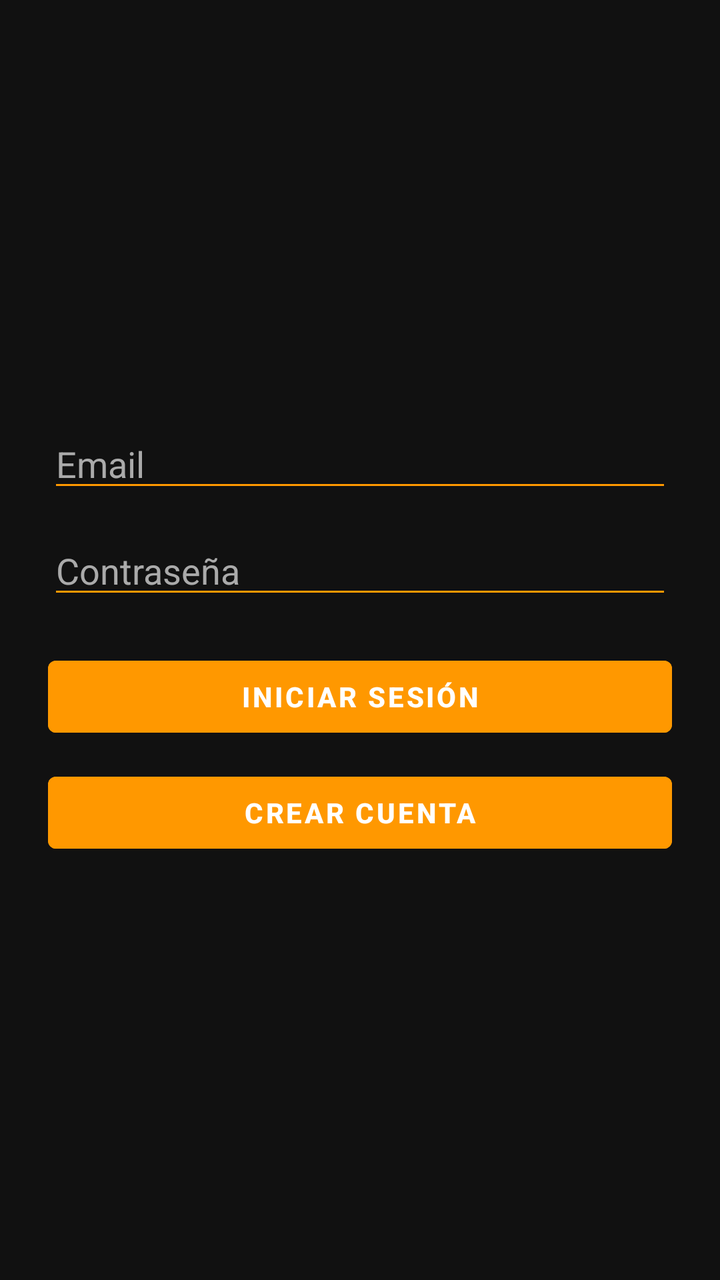
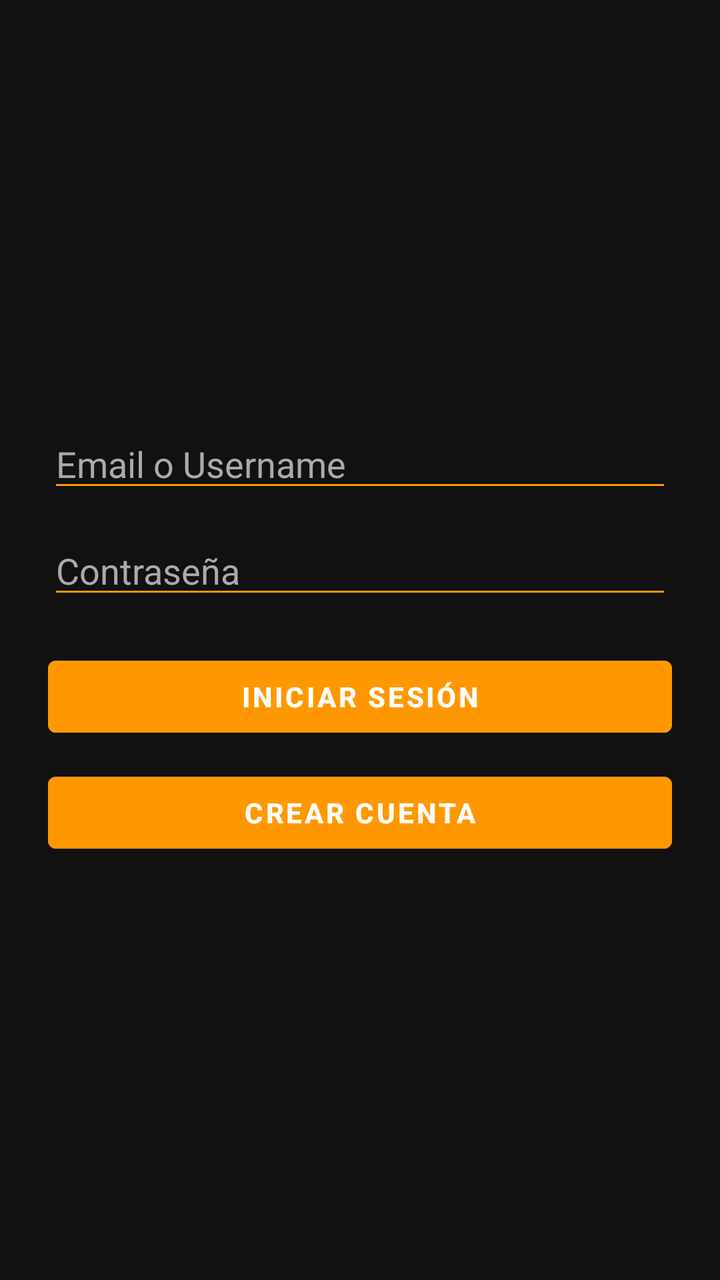

The first picture is an Android layout as it rendered before a commit; the second is the same layout after the commit. The layout source and the unified diff follow.
<!-- AndroidManifest.xml: application theme Theme.DriveUp -->
<!-- res/layout/activity_login.xml -->
<LinearLayout xmlns:android="http://schemas.android.com/apk/res/android"
    android:orientation="vertical"
    android:padding="24dp"
    android:gravity="center"
    android:background="#111111"
    android:layout_width="match_parent"
    android:layout_height="match_parent">

    <EditText
        android:id="@+id/etEmail"
        android:hint="Email"
        android:inputType="textEmailAddress"
        android:layout_width="match_parent"
        android:layout_height="wrap_content"
        android:textColor="@android:color/white"
        android:textColorHint="#AAAAAA"
        android:backgroundTint="@color/driveup_orange"/>

    <EditText
        android:id="@+id/etPassword"
        android:hint="Contraseña"
        android:inputType="textPassword"
        android:layout_marginTop="12dp"
        android:layout_width="match_parent"
        android:layout_height="wrap_content"
        android:textColor="@android:color/white"
        android:textColorHint="#AAAAAA"
        android:backgroundTint="@color/driveup_orange"/>

    <Button
        android:id="@+id/btnLogin"
        android:text="Iniciar sesión"
        android:layout_marginTop="20dp"
        android:layout_width="match_parent"
        android:layout_height="wrap_content"
        android:backgroundTint="@color/driveup_orange"
        android:textColor="@android:color/white"
        android:textStyle="bold"/>

    <Button
        android:id="@+id/btnRegister"
        android:text="Crear cuenta"
        android:layout_marginTop="10dp"
        android:layout_width="match_parent"
        android:layout_height="wrap_content"
        android:backgroundTint="@color/driveup_orange"
        android:textColor="@android:color/white"
        android:textStyle="bold"/>
</LinearLayout>
<!-- resources referenced by this layout -->
<resources>
  <color name="driveup_orange">#FF9800</color>
  <style name="Theme.DriveUp" parent="Theme.MaterialComponents.DayNight.DarkActionBar">
          
          <item name="colorPrimary">@color/purple_500</item>
          <item name="colorPrimaryVariant">@color/purple_700</item>
          <item name="colorOnPrimary">@color/white</item>
          
          <item name="colorSecondary">@color/teal_200</item>
          <item name="colorSecondaryVariant">@color/teal_700</item>
          <item name="colorOnSecondary">@color/black</item>
          
          <item name="android:statusBarColor">?attr/colorPrimaryVariant</item>
          
      </style>
  <color name="purple_500">#FF6200EE</color>
  <color name="purple_700">#FF3700B3</color>
  <color name="white">#FFFFFFFF</color>
  <color name="teal_200">#FF03DAC5</color>
  <color name="teal_700">#FF018786</color>
  <color name="black">#FF000000</color>
</resources>

<!-- the commit's change to res/layout/activity_login.xml (unified diff, before → after) -->
@@ -8,7 +8,7 @@
 
     <EditText
         android:id="@+id/etEmail"
-        android:hint="Email"
+        android:hint="Email o Username"
         android:inputType="textEmailAddress"
         android:layout_width="match_parent"
         android:layout_height="wrap_content"
